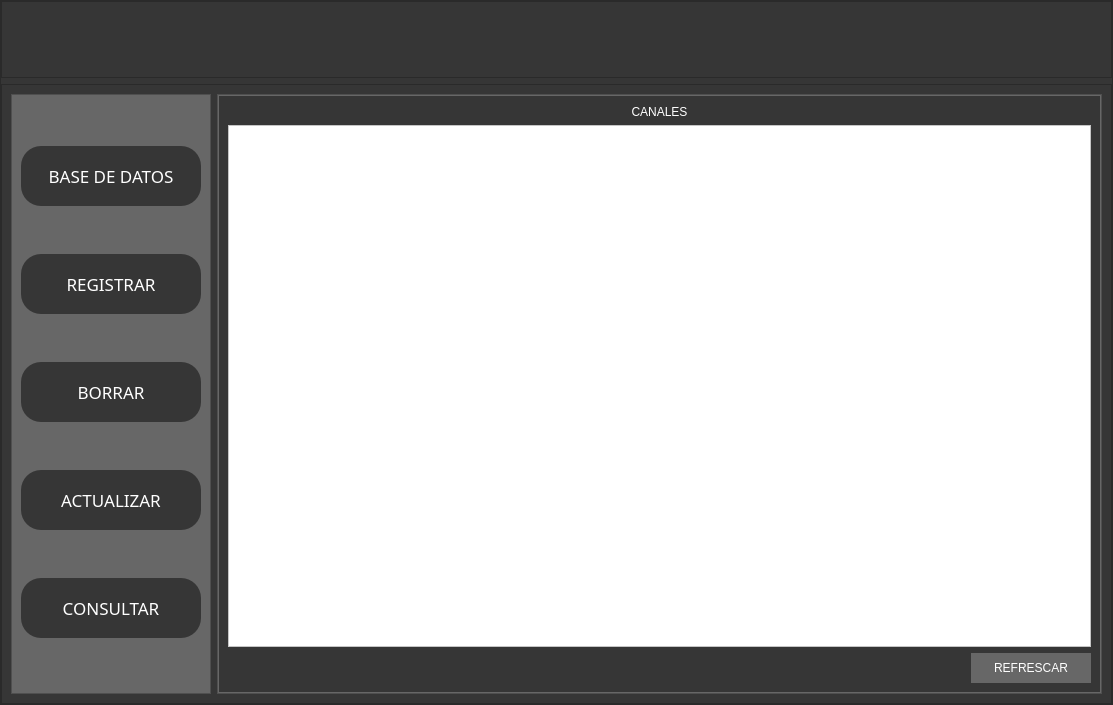
This is interfaz1.ui in fnocampo04/MiniproyectoEstructuras as Qt 5 draws it before an edit. The edited form follows.
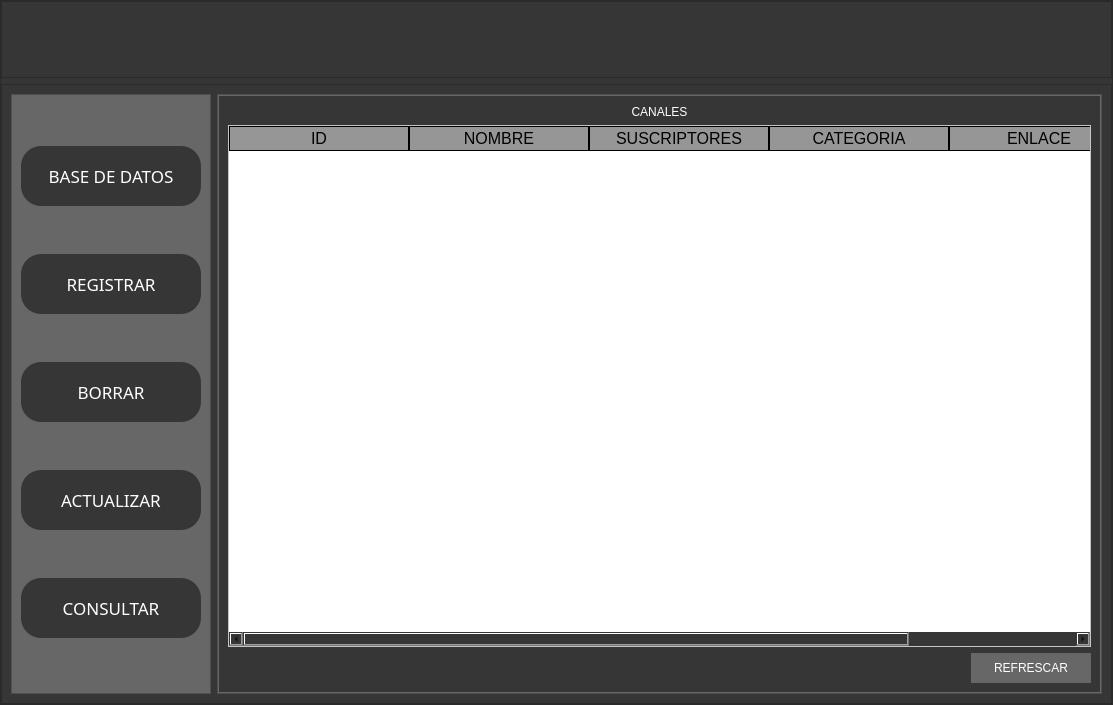
This is the edited form. Icons and pictures are not drawn.

What changed in the file:
```diff
--- a/interfaz1.ui
+++ b/interfaz1.ui
@@ -538,7 +538,7 @@
                     <enum>QAbstractScrollArea::AdjustToContents</enum>
                    </property>
                    <attribute name="horizontalHeaderVisible">
-                    <bool>false</bool>
+                    <bool>true</bool>
                    </attribute>
                    <attribute name="horizontalHeaderCascadingSectionResizes">
                     <bool>true</bool>
@@ -561,6 +561,11 @@
                    <attribute name="verticalHeaderCascadingSectionResizes">
                     <bool>false</bool>
                    </attribute>
+                   <column>
+                    <property name="text">
+                     <string>ID</string>
+                    </property>
+                   </column>
                    <column>
                     <property name="text">
                      <string>NOMBRE</string>
```
Left out of the diff: 17 changed lines with no effect on the pictures.
